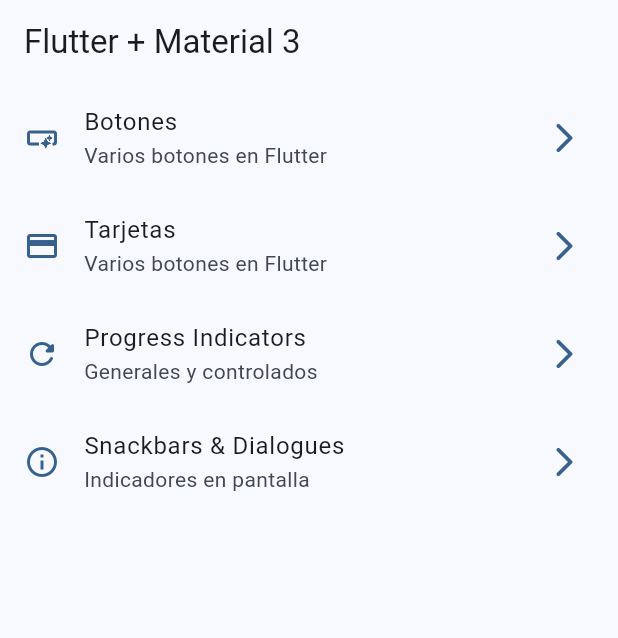
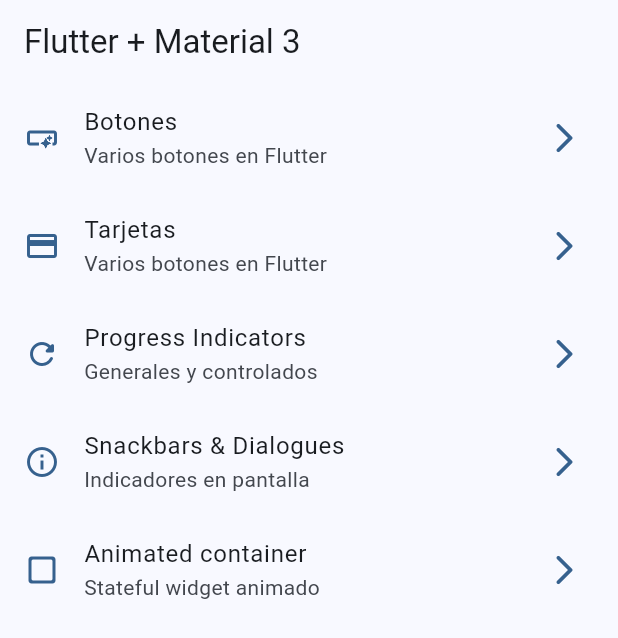
Before and after one commit to masmariuss/widgets_app, a Flutter app: the screen it shows after launch, on a phone screen of 412 x 824 dp. Shown: the top 638 px of the screen. Run offline on Flutter 3.47's test engine with Material 2 defaults, Android fonts, the phone set to English and light mode, and no system bars; our stand-ins replace go_router.

Commit message:
animated container finished

```diff
--- a/lib/config/theme/menu/menu_items.dart
+++ b/lib/config/theme/menu/menu_items.dart
@@ -44,4 +44,10 @@ const appMenuItems = <MenuItem>[
     icon: Icons.info_outline
   ),
 
+  MenuItem(
+    title: 'Animated container',
+    subTitle: 'Stateful widget animado',
+    link: '/animated',
+    icon: Icons.check_box_outline_blank_rounded
+  ),
 ];
--- a/lib/config/theme/router/app_router.dart
+++ b/lib/config/theme/router/app_router.dart
@@ -40,5 +40,11 @@ final GoRouter appRouter = GoRouter(
       builder: (context, state) => const SnackbarScreen()
     ),
 
+    GoRoute(
+      path: '/animated',
+      name: AnimatedScreen.name,
+      builder: (context, state) => const AnimatedScreen()
+    ),
+
   ]
 );
```
Also changed, not shown: lib/presentation/screens/animated/animated_screen.dart (+57 -2 lines).
